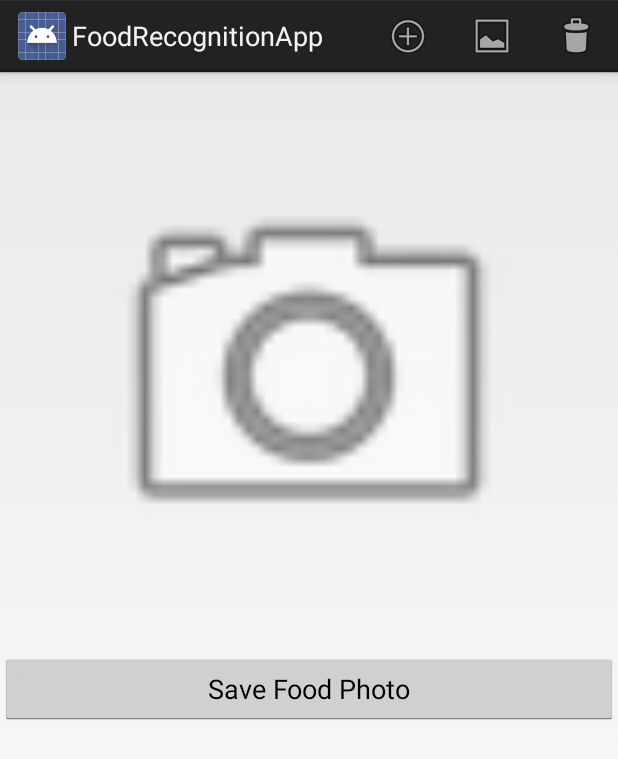
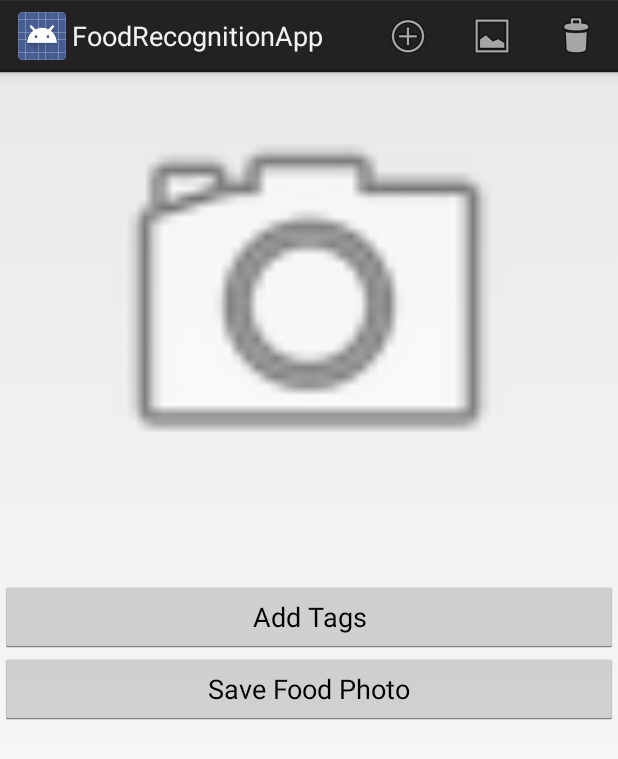
Before and after one commit to ritazevallos/foodrecognitionapp, an Android app: the screen it shows after launch (PictureTakerActivity), after a tap on "Add New Food Photo", on a phone screen of 412 x 824 dp. Shown: the top 759 px of the screen. Run offline under Robolectric (Android 15) with nearby library versions, the phone set to English and light mode, and no system bars; libraries missing offline, so code that uses them is left out: org.opencv.android, org.opencv.core, org.opencv.imgproc, org.opencv.objdetect; 5 statements that could not run were skipped.

Commit message:
Got image segmentation working although it segments kind of badly, can outline as rectangles or contours, shows segment submats below

```diff
--- a/app/src/main/java/edu/swarthmore/cs/lab/foodrecognitionapp/PictureTakerFragment.java
+++ b/app/src/main/java/edu/swarthmore/cs/lab/foodrecognitionapp/PictureTakerFragment.java
@@ -4,6 +4,7 @@ import android.app.Fragment;
 import android.content.Context;
 import android.content.Intent;
 import android.graphics.Bitmap;
+import android.graphics.Color;
 import android.net.Uri;
 import android.os.AsyncTask;
 import android.os.Bundle;
@@ -29,6 +30,7 @@ import android.widget.Button;
 import android.widget.EditText;
 import android.widget.ImageView;
 import android.widget.LinearLayout;
+import android.widget.TextView;
 import android.widget.Toast;
 
 import org.opencv.android.BaseLoaderCallback;
@@ -36,6 +38,7 @@ import org.opencv.android.CameraBridgeViewBase;
 import org.opencv.android.LoaderCallbackInterface;
 import org.opencv.android.Utils;
 import org.opencv.core.Core;
+import org.opencv.core.CvType;
 import org.opencv.core.Mat;
 import org.opencv.core.MatOfPoint;
 import org.opencv.core.Point;
@@ -51,6 +54,7 @@ import java.io.FileNotFoundException;
 import java.io.FileOutputStream;
 import java.io.IOException;
 import java.io.InputStream;
+import java.lang.reflect.Array;
 import java.text.SimpleDateFormat;
 import java.util.ArrayList;
 import java.util.Date;
@@ -78,8 +82,9 @@ public class PictureTakerFragment extends Fragment {
             "edu.swarthmore.cs.lab.foodrecognitionapp.foodphoto_id";
     private ArrayList<ImageView> mSegmentImageViews;
     // make this true if you don't want it to break when opening up camera
-    public boolean using_emulator = true;
-
+    public boolean using_emulator = false;
+    private ArrayList<Rect> ROIs;
+    private boolean clickNTagActivated;
 
 
     @Override
@@ -87,7 +92,7 @@ public class PictureTakerFragment extends Fragment {
         super.onCreate(savedInstanceState);
         // we are not making sure there is an app to take pictures
         setHasOptionsMenu(true);
-
+        clickNTagActivated = false;
         mFoodPhotoStore = FoodPhotoStore.get(getActivity());
         UUID foodPhotoId = (UUID)getArguments().getSerializable(EXTRA_FOODPHOTO_ID);
         beforePhotoTaken = true;
@@ -106,17 +111,34 @@ public class PictureTakerFragment extends Fragment {
     public View onCreateView(LayoutInflater inflater, ViewGroup parent, Bundle savedInstanceState){
         final View v = inflater.inflate(R.layout.activity_picture_taker, parent, false);
 
-        LinearLayout mSegmentsContainer = (LinearLayout)v.findViewById(R.id.segmentsContainerLayout);
-//        Button cameraButton = (Button)v.findViewById(R.id.cameraButton);
-//        cameraButton.setOnClickListener(new View.OnClickListener() {
-//            @Override
-//            public void onClick(View v) {
-//                TakeAPicture();
-//            }
-//        });
+        mSegmentsContainer = (LinearLayout)v.findViewById(R.id.segmentsContainerLayout);
+
+        final Button addTagsButton = (Button)v.findViewById(R.id.add_tags_button);
+        final Button doneTagsButton = (Button)v.findViewById(R.id.done_tags_button);
+        doneTagsButton.setVisibility(View.GONE);
+
+        addTagsButton.setOnClickListener(new View.OnClickListener() {
+            @Override
+            public void onClick(View v) {
+                clickNTagActivated = true;
+                doneTagsButton.setVisibility(View.VISIBLE);
+                addTagsButton.setVisibility(View.GONE);
+
+            }
+        });
+        doneTagsButton.setOnClickListener(new View.OnClickListener() {
+            @Override
+            public void onClick(View v) {
+                clickNTagActivated = false;
+                addTagsButton.setVisibility(View.VISIBLE);
+                doneTagsButton.setVisibility(View.GONE);
+
+            }
+        });
+
         retakePhotoButton = (Button)v.findViewById(R.id.retake_photo_button);
         if(beforePhotoTaken) {
-            retakePhotoButton.setVisibility(View.INVISIBLE);
+            retakePhotoButton.setVisibility(View.GONE);
         }
         retakePhotoButton.setOnClickListener(new View.OnClickListener() {
             @Override
@@ -170,15 +192,6 @@ public class PictureTakerFragment extends Fragment {
             bitmap = null;
         }
 
-//            mImageView.setOnClickListener(new View.OnClickListener() {
-//                    @Override
-//                    public void onClick(View v) {
-//                        if (beforePhotoTaken) {
-//                            TakeAPicture();
-//                        }
-//                    }
-//            });
-
         final LinearLayout tagContainer = (LinearLayout)v.findViewById(R.id.tagContainerLayout);
 
         mImageView.setOnTouchListener(new View.OnTouchListener(){
@@ -187,7 +200,7 @@ public class PictureTakerFragment extends Fragment {
                 if (event.getAction() == MotionEvent.ACTION_DOWN) {
                     if (beforePhotoTaken && !(using_emulator)) {
                         TakeAPicture();
-                    } else {
+                    } else if (clickNTagActivated) {
                         Log.d(TAG, "mImageView.onTouchListener");
                         addTagField(event.getX(), event.getY(), tagContainer);
                         //mTagField.setVisibility(View.VISIBLE);
@@ -283,44 +296,116 @@ public class PictureTakerFragment extends Fragment {
             e1.printStackTrace();
         }
         mImageView.setImageBitmap(bitmap);
+        retakePhotoButton.setVisibility(View.VISIBLE);
 
         segmentImage();
     }
 
 
     public void segmentImage(){
-        Mat imageMat = new Mat();
-        Mat mask = new Mat();
-        Utils.bitmapToMat(bitmap, imageMat);
+        try {
+            Mat imageMat = new Mat(bitmap.getWidth(), bitmap.getHeight(), CvType.CV_8UC4); // fc means floating point matrices
 
-        Imgproc.cvtColor(imageMat, mask, Imgproc.COLOR_BayerRG2GRAY);
-        Imgproc.GaussianBlur(mask, mask, new Size(3, 3), 0);
-        Imgproc.threshold(mask, mask, 0, 255, Imgproc.THRESH_OTSU);
+            Utils.bitmapToMat(bitmap, imageMat);
+            Mat mask = new Mat(imageMat.size(), imageMat.type());
 
-        Core.multiply(mask, imageMat, imageMat);
+            Imgproc.cvtColor(imageMat, mask, Imgproc.COLOR_RGBA2GRAY, 4); // or should we use COLOR_BayerRG2GRAY? COLOR_BGR2GRAY
+            //mask.create(mask.rows(), mask.cols(), CvType.CV_8UC4);
+            Imgproc.GaussianBlur(mask, mask, new Size(3, 3), 0);
+            Imgproc.threshold(mask, mask, 0, 255, Imgproc.THRESH_OTSU);
 
-        List<MatOfPoint> contours = new ArrayList<MatOfPoint>();
-        Imgproc.findContours(imageMat, contours, new Mat(), Imgproc.RETR_LIST, Imgproc.CHAIN_APPROX_SIMPLE);
+            // uncomment to show the mask
 
-        List<Mat> ROIs = new ArrayList<Mat>();
-        for(int i=0; i< contours.size();i++) {
-            if (Imgproc.contourArea(contours.get(i)) > 50) {
-                Rect rect = Imgproc.boundingRect(contours.get(i));
-                if (rect.height > 28) {
-                    Core.rectangle(imageMat, new Point(rect.x, rect.y), new Point(rect.x + rect.width, rect.y + rect.height), new Scalar(0, 0, 255));
-                    ROIs.add(imageMat.submat(rect.y, rect.y + rect.height, rect.x, rect.x + rect.width));
+//            Bitmap maskBitmap = Bitmap.createBitmap(mask.cols(), mask.rows(), Bitmap.Config.ARGB_8888);
+//            Utils.matToBitmap(mask, maskBitmap);
+//            ImageView maskView = new ImageView(getActivity());
+//            maskView.setImageBitmap(maskBitmap);
+//            TextView maskText = new TextView(getActivity());
+//            maskText.setText("mask");
+//            mSegmentsContainer.addView(maskText);
+//            mSegmentsContainer.addView(maskView);
+
+            Mat maskedImg = new Mat(imageMat.size(), imageMat.type());
+            maskedImg.setTo(new Scalar(0,0,0));
+            imageMat.copyTo(maskedImg, mask);
+
+            // uncomment to show the masked image
+
+//            Bitmap maskedImgBitmap = Bitmap.createBitmap(maskedImg.cols(), maskedImg.rows(), Bitmap.Config.ARGB_8888);
+//            Utils.matToBitmap(maskedImg, maskedImgBitmap);
+//            ImageView maskedImgView = new ImageView(getActivity());
+//            maskedImgView.setImageBitmap(maskedImgBitmap);
+//            TextView maskedText = new TextView(getActivity());
+//            maskedText.setText("masked");
+//            mSegmentsContainer.addView(maskedText);
+//            mSegmentsContainer.addView(maskedImgView);
+
+            List <MatOfPoint> contours = new ArrayList<MatOfPoint>();
+            Imgproc.findContours(mask, contours, new Mat(), Imgproc.RETR_EXTERNAL, Imgproc.CHAIN_APPROX_SIMPLE);
+
+            ROIs = new ArrayList<Rect>();
+            Scalar colorGreen = new Scalar(0, 255, 0,255);
+            Scalar colorRed = new Scalar(255, 0, 0, 255);
+            int minSize = 500; // we can figure out what this should be using the tray size: they should position the camera
+            //so's the tray fills the camera screen
+
+            TextView segmentsText = new TextView(getActivity());
+            segmentsText.setText("segments");
+            mSegmentsContainer.addView(segmentsText);
+
+            List <MatOfPoint> bigContours = new ArrayList<MatOfPoint>();
+            List <Point> centers = new ArrayList<Point>();
+
+            for (int i = 0; i < contours.size(); i++) {
+                // draw contour in green
+                if (Imgproc.contourArea(contours.get(i)) > minSize) {
+                    bigContours.add(contours.get(i));
+                    Rect rect = Imgproc.boundingRect(contours.get(i));
+                    Point center = new Point(rect.x+rect.width/2.0, rect.y+rect.height/2.0);
+                    centers.add(center);
+                    // draw bounding rectangle in green
+//                        Core.rectangle(imageMat, new Point(rect.x, rect.y), new Point(rect.x + rect.width, rect.y + rect.height), colorGreen);
+
+                    Mat subMat = imageMat.submat(rect.y, rect.y + rect.height, rect.x, rect.x + rect.width);
+                    ROIs.add(rect);
 
                     ImageView segmentImageView = new ImageView(getActivity());
 
-                    Bitmap segmentBitmap = Bitmap.createBitmap(imageMat.width(), imageMat.height(), Bitmap.Config.ARGB_8888);
-                    Utils.matToBitmap(imageMat,segmentBitmap);
+                    Bitmap segmentBitmap = Bitmap.createBitmap(subMat.cols(), subMat.rows(), Bitmap.Config.ARGB_8888);
+                    Utils.matToBitmap(subMat, segmentBitmap);
                     segmentImageView.setImageBitmap(segmentBitmap);
-
                     mSegmentsContainer.addView(segmentImageView);
                 }
             }
+
+            // the image with contours
+            Mat drawnContours = new Mat(imageMat.size(), imageMat.type());
+            imageMat.copyTo(drawnContours);
+
+            Log.d(TAG, "number of big contours: " + bigContours.size());
+            for (int i=0; i< bigContours.size(); i++){
+                // switch around the commented section to draw contours instead of rectangles
+                //Imgproc.drawContours ( drawnContours, bigContours, i, colorGreen, 15);
+                Rect rect = ROIs.get(i);
+                Core.rectangle(drawnContours, new Point(rect.x, rect.y), new Point(rect.x + rect.width, rect.y + rect.height), colorGreen, 15);
+                Point center = centers.get(i);
+                Core.putText(drawnContours, Integer.toString(i+1), center, Core.FONT_HERSHEY_COMPLEX_SMALL, 0.8, colorRed);
+
+                Log.d(TAG, "trying to label at "+ center.toString());
+                //todo: labels aren't drawing
+            }
+
+            Bitmap contoursBitmap = Bitmap.createBitmap(imageMat.cols(), imageMat.rows(), Bitmap.Config.ARGB_8888);
+            Utils.matToBitmap(drawnContours, contoursBitmap);
+            ImageView contoursView = new ImageView(getActivity());
+            contoursView.setImageBitmap(contoursBitmap);
+            TextView contoursText = new TextView(getActivity());
+            mSegmentsContainer.addView(contoursText);
+            mImageView.setImageBitmap(contoursBitmap);
+
+        } catch(Exception ex){
+            Log.d(TAG, "Error in segmentImage: "+ex);
         }
-
 
     }
 
--- a/app/src/main/res/layout/activity_picture_taker.xml
+++ b/app/src/main/res/layout/activity_picture_taker.xml
@@ -1,4 +1,8 @@
 <?xml version="1.0" encoding="utf-8"?>
+<ScrollView xmlns:android="http://schemas.android.com/apk/res/android"
+            android:layout_width="fill_parent"
+            android:layout_height="fill_parent" >
+
 <LinearLayout xmlns:android="http://schemas.android.com/apk/res/android"
               android:orientation="vertical"
               android:layout_width="fill_parent"
@@ -30,18 +34,27 @@
 
     </LinearLayout>
 
-    <LinearLayout
+    <HorizontalScrollView
+        android:layout_width="fill_parent"
+        android:layout_height="wrap_content">
+        <LinearLayout
+            android:layout_width="fill_parent"
+            android:layout_height="wrap_content"
+            android:orientation="horizontal"
+            android:id="@+id/segmentsContainerLayout">
+
+        </LinearLayout>
+        </HorizontalScrollView>
+    <Button
+        android:id="@+id/add_tags_button"
         android:layout_width="fill_parent"
         android:layout_height="wrap_content"
-        android:orientation="horizontal"
-        android:id="@+id/segmentsContainerLayout">
-
-        </LinearLayout>
-    <!--<Button-->
-        <!--android:id="@+id/add_tags_button"-->
-        <!--android:layout_width="fill_parent"-->
-        <!--android:layout_height="wrap_content"-->
-        <!--android:text="@string/add_tags_button" />-->
+        android:text="@string/add_tags_button" />
+    <Button
+        android:id="@+id/done_tags_button"
+        android:layout_width="fill_parent"
+        android:layout_height="wrap_content"
+        android:text="@string/done_tags_button" />
     <Button
         android:id="@+id/saveButton"
         android:layout_width="fill_parent"
@@ -49,3 +62,4 @@
         android:text="@string/saveButton" />
 
 </LinearLayout>
+    </ScrollView>
--- a/app/src/main/res/values/strings.xml
+++ b/app/src/main/res/values/strings.xml
@@ -15,6 +15,7 @@
     <string name="main_menu_title">Main Menu</string>
     <string name="menu_item_deleteAll">Delete All Photos</string>
     <string name="add_tags_button">Add Tags</string>
+    <string name="done_tags_button">Done Tagging</string>
     <string name="retake_photo_button">Retake Photo</string>
 
 </resources>
```
Also changed, not shown: 14 other files.
